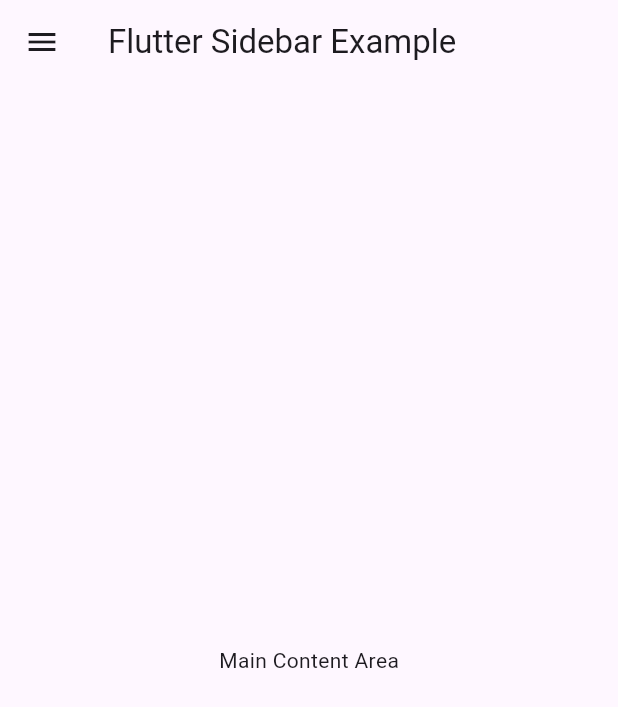
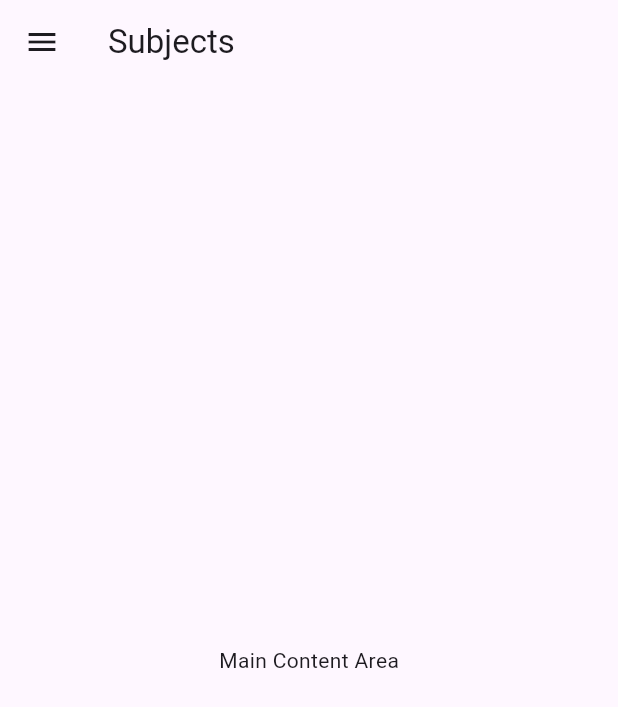
Before and after one commit to Smith-Pad/subjects, a Flutter app: the screen it shows after launch, on a phone screen of 412 x 824 dp. Shown: the top 707 px of the screen. Run offline on Flutter 3.47's test engine with Material 3 defaults, Android fonts, the phone set to English and light mode, and no system bars.

Commit message:
Changed to subjects

```diff
--- a/_flutter/lib/main.dart
+++ b/_flutter/lib/main.dart
@@ -22,7 +22,7 @@
   Widget build(BuildContext context) {
     return Scaffold(
       appBar: AppBar(
-        title: const Text('Flutter Sidebar Example'),
+        title: const Text('Subjects'),
       ),
       drawer: Drawer(
         child: ListView(
```
